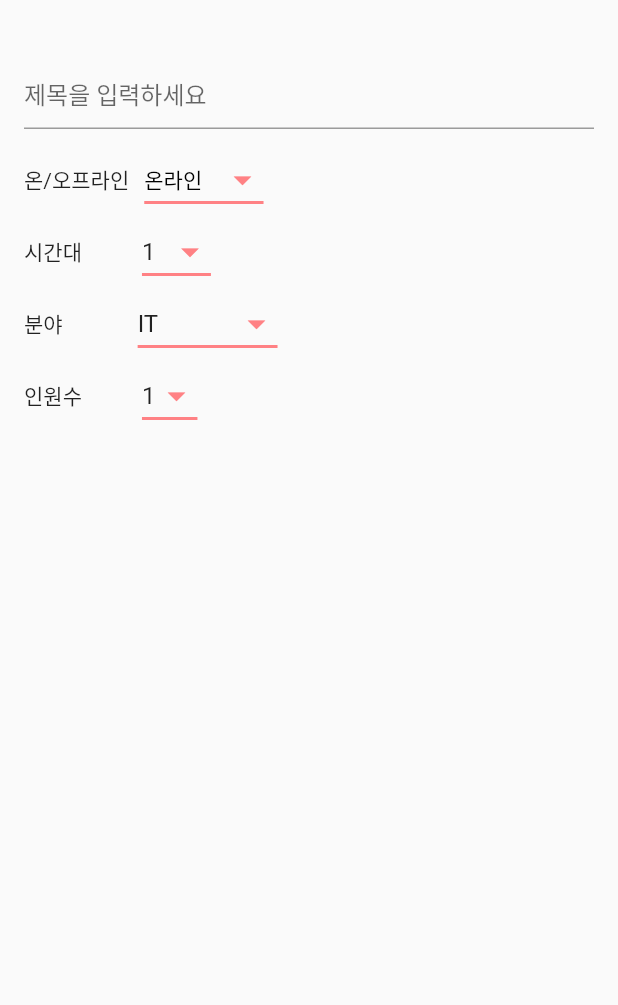
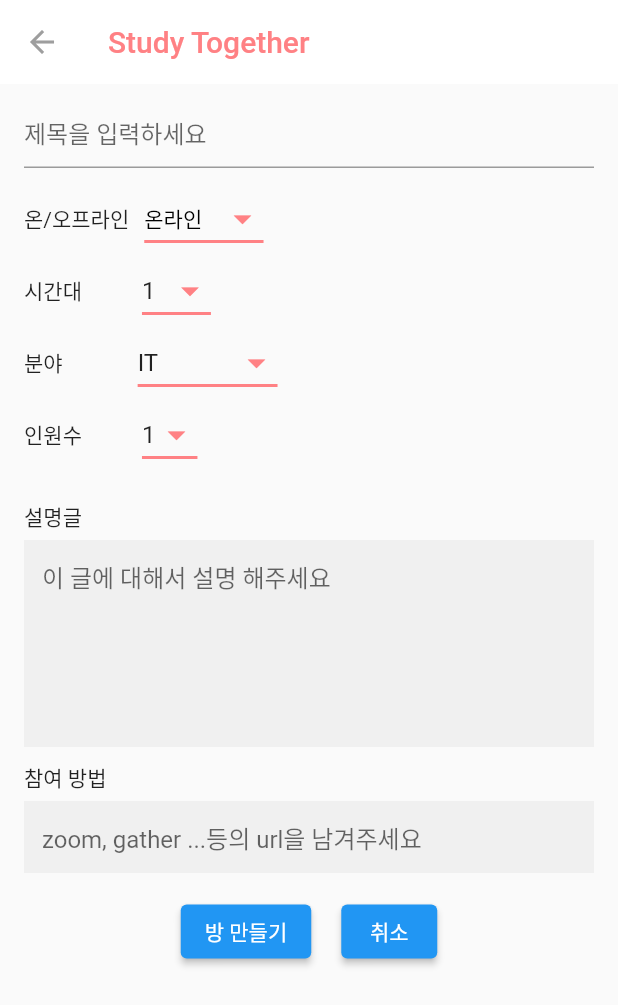
Before and after one commit to SeongjinOliver/STUDY_TOGETHER, a Flutter app: the MakeRoomPage screen opened directly, on a phone screen of 412 x 824 dp. Shown: the top 1005 px of the screen. Run offline on Flutter 3.47's test engine with Material 2 defaults, Android fonts, the phone set to English and light mode, and no system bars; our stand-ins replace introduction_screen; network calls fail.

Commit message:
글쓰기 페이지 초안

```diff
--- a/lib/pages/makeRoomPage.dart
+++ b/lib/pages/makeRoomPage.dart
@@ -18,6 +18,17 @@ class _MakeRoomPageState extends State<MakeRoomPage> {
   @override
   Widget build(BuildContext context) {
     return Scaffold(
+      appBar: AppBar(
+        title: Text(
+          "Study Together",
+          style: TextStyle(
+            color: StudyTogetherColors.color4,
+          ),
+        ),
+        backgroundColor: Colors.white,
+        foregroundColor: Colors.grey,
+        elevation: 0.0,
+      ),
       body: SafeArea(
         child: Padding(
           padding: EdgeInsets.symmetric(vertical: 8, horizontal: 16),
@@ -25,9 +36,9 @@ class _MakeRoomPageState extends State<MakeRoomPage> {
             mainAxisAlignment: MainAxisAlignment.start,
             crossAxisAlignment: CrossAxisAlignment.start,
             children: [
-              SizedBox(
-                height: 30,
-              ),
+              // SizedBox(
+              //   height: 30,
+              // ),
               // Text(
               //   "제목",
               // ),
@@ -174,7 +185,93 @@ class _MakeRoomPageState extends State<MakeRoomPage> {
                   ),
                 ],
               ),
-              // DropdownMenuItem(child: )
+              SizedBox(height: 20),
+              Text(
+                "설명글",
+              ),
+              SizedBox(height: 5),
+              TextField(
+                keyboardType: TextInputType.multiline,
+                maxLines: 6,
+                minLines: 6,
+                decoration: InputDecoration(
+                  // fillColor: Colors.blueAccent,
+                  filled: true,
+                  hintText: "이 글에 대해서 설명 해주세요",
+                  border: InputBorder.none,
+                ),
+              ),
+              SizedBox(height: 10),
+              Text(
+                "참여 방법",
+              ),
+              SizedBox(height: 5),
+              TextField(
+                keyboardType: TextInputType.multiline,
+                maxLines: null,
+                minLines: 1,
+                decoration: InputDecoration(
+                  // fillColor: Colors.blueAccent,
+                  filled: true,
+                  hintText: "zoom, gather ...등의 url을 남겨주세요",
+                  border: InputBorder.none,
+                ),
+              ),
+              SizedBox(height: 15),
+              Row(
+                mainAxisAlignment: MainAxisAlignment.center,
+                children: [
+                  ElevatedButton(
+                    // style: style,
+                    onPressed: () {},
+                    child: const Text('방 만들기'),
+                  ),
+                  SizedBox(
+                    width: 20,
+                  ),
+                  ElevatedButton(
+                    // style: style,
+                    onPressed: () {
+                      showDialog(
+                        context: context,
+                        builder: (BuildContext context) {
+                          // return object of type Dialog
+                          return AlertDialog(
+                            title: new Text("경고"),
+                            content:
+                                new Text("현재까지 쓴 글이 삭제 됩니다. 그래도 취소 하시겠습니까?"),
+                            actions: [
+                              // 취소 버튼
+                              TextButton(
+                                child: Text(
+                                  "취소",
+                                  style: TextStyle(
+                                    color: StudyTogetherColors.color2,
+                                  ),
+                                ),
+                                onPressed: () => Navigator.pop(context),
+                              ),
+                              // 작성 버튼
+                              TextButton(
+                                child: Text(
+                                  "확인",
+                                  style: TextStyle(
+                                    color: StudyTogetherColors.color2,
+                                  ),
+                                ),
+                                onPressed: () {
+                                  Navigator.pop(context);
+                                },
+                              ),
+                            ],
+                          );
+                        },
+                      );
+                    },
+                    child: const Text('취소'),
+                  ),
+                ],
+              ),
             ],
           ),
         ),
```
Also changed, not shown: 3 other files.
